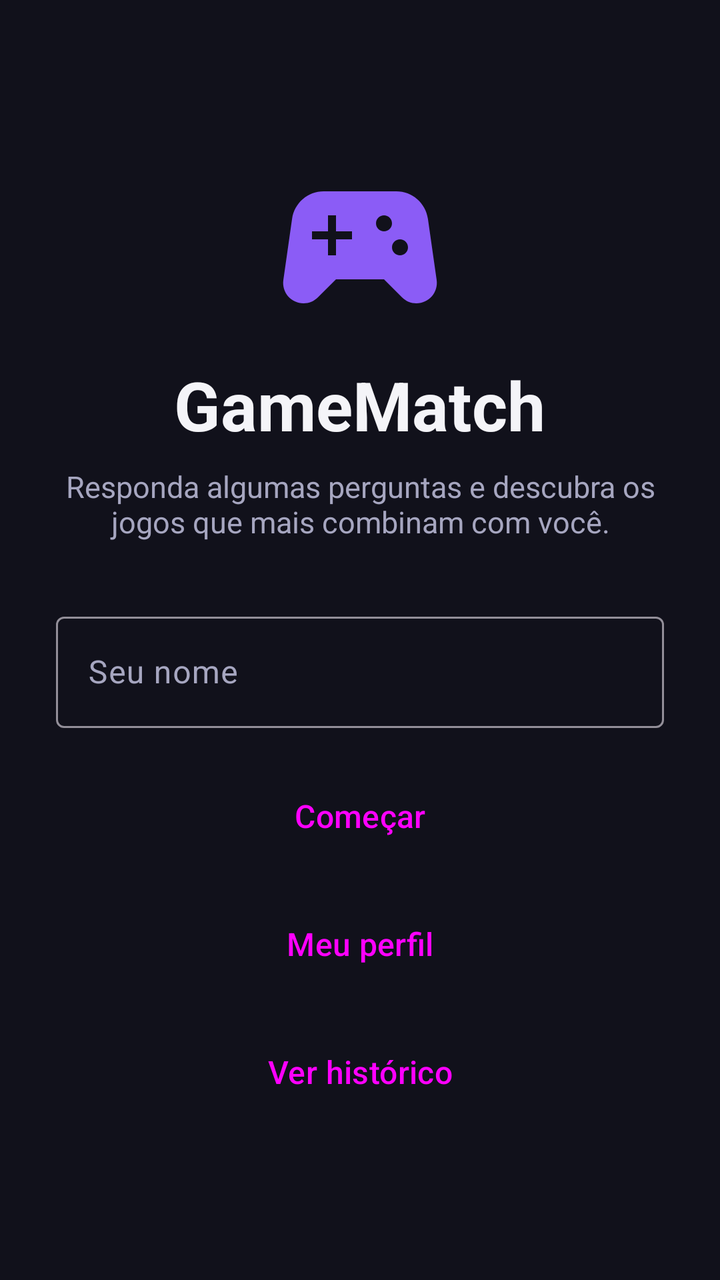
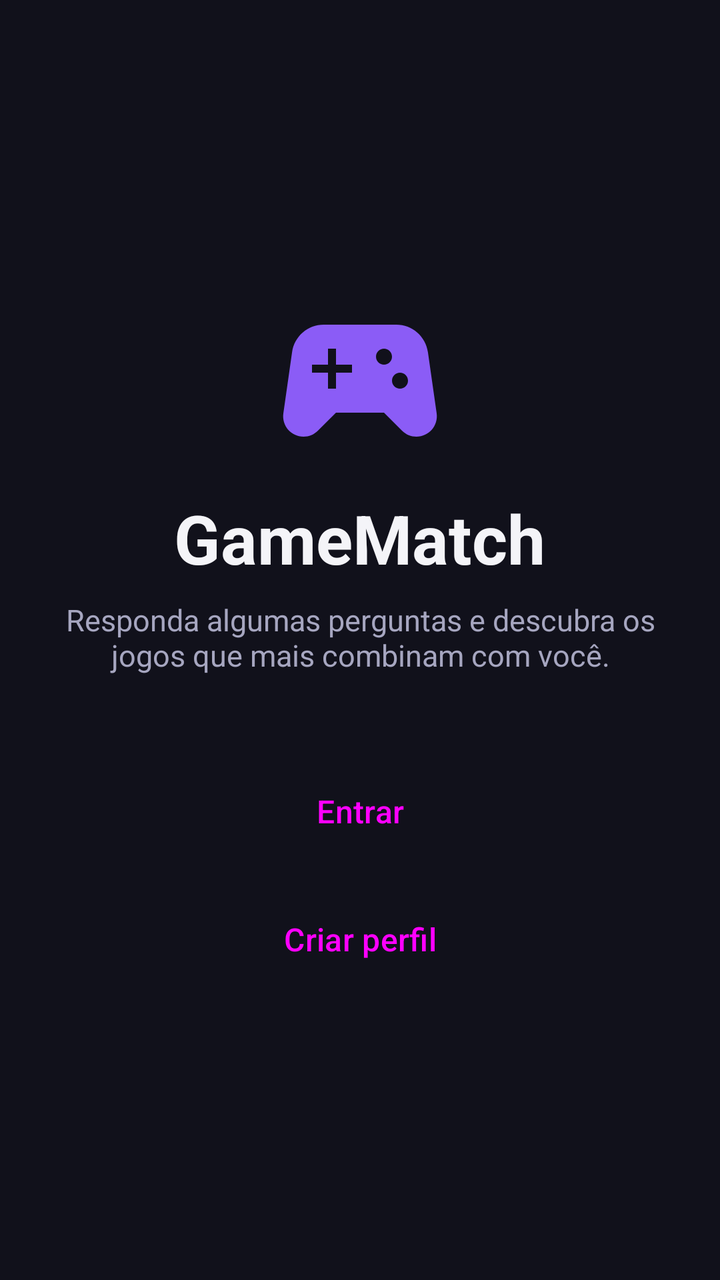

Screens rendered from an Android XML layout before and after an edit, with the pre-edit source and the edit as a unified diff.
<!-- AndroidManifest.xml: activity theme Theme.GameMatch.NoActionBar -->
<!-- res/layout/activity_welcome.xml -->
<?xml version="1.0" encoding="utf-8"?>
<ScrollView xmlns:android="http://schemas.android.com/apk/res/android"
    xmlns:app="http://schemas.android.com/apk/res-auto"
    android:layout_width="match_parent"
    android:layout_height="match_parent"
    android:fillViewport="true">

    <LinearLayout
        style="@style/Screen"
        android:gravity="center"
        android:padding="28dp">

        <ImageView
            android:layout_width="96dp"
            android:layout_height="96dp"
            android:importantForAccessibility="no"
            android:src="@drawable/ic_gamepad"
            app:tint="@color/primary" />

        <TextView
            style="@style/Text.Title"
            android:layout_marginTop="8dp"
            android:text="@string/app_name"
            android:textSize="34sp" />

        <TextView
            style="@style/Text.Secondary"
            android:layout_marginTop="8dp"
            android:layout_marginBottom="32dp"
            android:gravity="center"
            android:text="@string/welcome_subtitle"
            android:textSize="15sp" />

        <com.google.android.material.textfield.TextInputLayout
            android:id="@+id/tilName"
            style="@style/Widget.Material3.TextInputLayout.OutlinedBox"
            android:layout_width="match_parent"
            android:layout_height="wrap_content"
            android:hint="@string/hint_name">

            <com.google.android.material.textfield.TextInputEditText
                android:id="@+id/etName"
                android:layout_width="match_parent"
                android:layout_height="wrap_content"
                android:imeOptions="actionDone"
                android:inputType="textPersonName|textCapWords"
                android:maxLength="30" />
        </com.google.android.material.textfield.TextInputLayout>

        <Button
            android:id="@+id/btnStart"
            style="@style/Button.Primary"
            android:layout_marginTop="16dp"
            android:text="@string/action_start" />

        <Button
            android:id="@+id/btnProfile"
            style="@style/Button.Secondary"
            android:layout_marginTop="8dp"
            android:text="@string/action_profile" />

        <Button
            android:id="@+id/btnHistory"
            style="@style/Button.Secondary"
            android:layout_marginTop="8dp"
            android:text="@string/action_history" />

    </LinearLayout>
</ScrollView>
<!-- resources referenced by this layout -->
<resources>
  <color name="primary">#8B5CF6</color>
  <!-- drawable ic_gamepad (drawable) -->
  <vector xmlns:android="http://schemas.android.com/apk/res/android"
      android:width="24dp"
      android:height="24dp"
      android:viewportWidth="24"
      android:viewportHeight="24">
      <path
          android:fillColor="#FFFFFFFF"
          android:pathData="M21.58,16.09l-1.09,-7.66C20.21,6.46 18.52,5 16.53,5H7.47C5.48,5 3.79,6.46 3.51,8.43l-1.09,7.66C2.2,17.63 3.39,19 4.94,19c0.68,0 1.32,-0.27 1.8,-0.75L9,16h6l2.25,2.25c0.48,0.48 1.13,0.75 1.8,0.75C20.61,19 21.8,17.63 21.58,16.09zM11,11H9v2H8v-2H6v-1h2V8h1v2h2V11zM15,10c-0.55,0 -1,-0.45 -1,-1c0,-0.55 0.45,-1 1,-1s1,0.45 1,1C16,9.55 15.55,10 15,10zM17,13c-0.55,0 -1,-0.45 -1,-1c0,-0.55 0.45,-1 1,-1s1,0.45 1,1C18,12.55 17.55,13 17,13z" />
  </vector>
  <string name="action_history">Ver histórico</string>
  <string name="action_profile">Meu perfil</string>
  <string name="action_start">Começar</string>
  <string name="app_name">GameMatch</string>
  <string name="hint_name">Seu nome</string>
  <string name="welcome_subtitle">Responda algumas perguntas e descubra os jogos que mais combinam com você.</string>
  <style name="Button.Primary" parent="Widget.Material3.Button">
          <item name="android:layout_width">match_parent</item>
          <item name="android:layout_height">56dp</item>
          <item name="android:textSize">16sp</item>
      </style>
  <style name="Button.Secondary" parent="Widget.Material3.Button.OutlinedButton">
          <item name="android:layout_width">match_parent</item>
          <item name="android:layout_height">56dp</item>
          <item name="android:textSize">16sp</item>
      </style>
  <style name="Screen">
          <item name="android:layout_width">match_parent</item>
          <item name="android:layout_height">wrap_content</item>
          <item name="android:orientation">vertical</item>
          <item name="android:padding">20dp</item>
      </style>
  <style name="Text.Secondary">
          <item name="android:textColor">@color/text_secondary</item>
          <item name="android:textSize">13sp</item>
      </style>
  <style name="Text.Title">
          <item name="android:textSize">26sp</item>
          <item name="android:textStyle">bold</item>
      </style>
  <style name="Theme.GameMatch.NoActionBar">
          <item name="windowActionBar">false</item>
          <item name="windowNoTitle">true</item>
          <item name="android:statusBarColor">@color/background</item>
      </style>
  <color name="text_secondary">#A6A6C0</color>
  <color name="background">#11111B</color>
</resources>

<!-- the commit's change to res/layout/activity_welcome.xml (unified diff, before → after) -->
@@ -26,44 +26,21 @@
         <TextView
             style="@style/Text.Secondary"
             android:layout_marginTop="8dp"
-            android:layout_marginBottom="32dp"
+            android:layout_marginBottom="40dp"
             android:gravity="center"
             android:text="@string/welcome_subtitle"
             android:textSize="15sp" />
 
-        <com.google.android.material.textfield.TextInputLayout
-            android:id="@+id/tilName"
-            style="@style/Widget.Material3.TextInputLayout.OutlinedBox"
-            android:layout_width="match_parent"
-            android:layout_height="wrap_content"
-            android:hint="@string/hint_name">
-
-            <com.google.android.material.textfield.TextInputEditText
-                android:id="@+id/etName"
-                android:layout_width="match_parent"
-                android:layout_height="wrap_content"
-                android:imeOptions="actionDone"
-                android:inputType="textPersonName|textCapWords"
-                android:maxLength="30" />
-        </com.google.android.material.textfield.TextInputLayout>
+        <Button
+            android:id="@+id/btnLogin"
+            style="@style/Button.Primary"
+            android:text="@string/action_login" />
 
         <Button
-            android:id="@+id/btnStart"
-            style="@style/Button.Primary"
-            android:layout_marginTop="16dp"
-            android:text="@string/action_start" />
-
-        <Button
-            android:id="@+id/btnProfile"
+            android:id="@+id/btnRegister"
             style="@style/Button.Secondary"
             android:layout_marginTop="8dp"
-            android:text="@string/action_profile" />
-
-        <Button
-            android:id="@+id/btnHistory"
-            style="@style/Button.Secondary"
-            android:layout_marginTop="8dp"
-            android:text="@string/action_history" />
+            android:text="@string/action_register" />
 
     </LinearLayout>
 </ScrollView>
<!-- resource entries referenced after the edit -->
@@ -11,11 +11,9 @@
           android:fillColor="#FFFFFFFF"
           android:pathData="M21.58,16.09l-1.09,-7.66C20.21,6.46 18.52,5 16.53,5H7.47C5.48,5 3.79,6.46 3.51,8.43l-1.09,7.66C2.2,17.63 3.39,19 4.94,19c0.68,0 1.32,-0.27 1.8,-0.75L9,16h6l2.25,2.25c0.48,0.48 1.13,0.75 1.8,0.75C20.61,19 21.8,17.63 21.58,16.09zM11,11H9v2H8v-2H6v-1h2V8h1v2h2V11zM15,10c-0.55,0 -1,-0.45 -1,-1c0,-0.55 0.45,-1 1,-1s1,0.45 1,1C16,9.55 15.55,10 15,10zM17,13c-0.55,0 -1,-0.45 -1,-1c0,-0.55 0.45,-1 1,-1s1,0.45 1,1C18,12.55 17.55,13 17,13z" />
   </vector>
-  <string name="action_history">Ver histórico</string>
-  <string name="action_profile">Meu perfil</string>
-  <string name="action_start">Começar</string>
+  <string name="action_login">Entrar</string>
+  <string name="action_register">Criar perfil</string>
   <string name="app_name">GameMatch</string>
-  <string name="hint_name">Seu nome</string>
   <string name="welcome_subtitle">Responda algumas perguntas e descubra os jogos que mais combinam com você.</string>
   <style name="Button.Primary" parent="Widget.Material3.Button">
           <item name="android:layout_width">match_parent</item>
